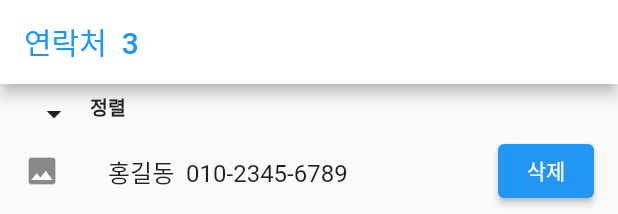
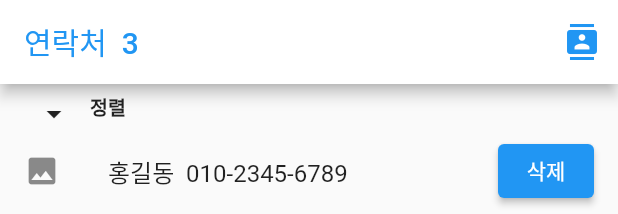
Before and after one commit to this-is-yello/flutter_contact, a Flutter app: the DialogUI widget shown alone on an empty page, opened directly, after a tap on "OK", on a phone screen of 412 x 824 dp. Shown: the top 214 px of the screen. Run offline on Flutter 3.47's test engine with Material 2 defaults, Android fonts, the phone set to English and light mode, and no system bars; our stand-ins replace contacts_service, permission_handler.

Commit message:
221118 in Company

```diff
--- a/flutter_contact_1/lib/main.dart
+++ b/flutter_contact_1/lib/main.dart
@@ -1,5 +1,6 @@
 import 'package:flutter/material.dart';
 import 'package:permission_handler/permission_handler.dart';
+import 'package:contacts_service/contacts_service.dart';
 
 void main() {
   runApp(MaterialApp(home: MyApp()));
@@ -17,29 +18,32 @@ class _MyAppState extends State<MyApp> {
     var status = await Permission.contacts.status;
     if (status.isGranted) {
       print('허락됨');
+      var contacts = await ContactsService.getContacts();
+      // print(contacts[0].givenName);
     } else if (status.isDenied) {
       print('거절됨');
       Permission.contacts.request();
+      // openAppSettings();
     }
   }
 
-  @override
-  void initState() {
-    super.initState();
-    getPermission();
-  }
+  // @override
+  // void initState() {
+  //   super.initState();
+  //   getPermission();
+  // }
 
   // var name = ['홍길동', '이영희', '김철수'];
   // var number = ['010-2345-6789', '010-1234-5618', '010-3456-7890'];
 
 
-  final nameNumber = [
+  var nameNumber = [
     {'name': '홍길동', 'number': '010-2345-6789'},
     {'name': '이영희', 'number': '010-1234-5618'},
     {'name': '김철수', 'number': '010-3456-7890'},
   ];
 
-  int total = 3;
+  var total = 3;
 
   void naming() {
     print(nameNumber[0]['name'].toString() + '_' + nameNumber[0]['number'].toString()) ;
@@ -90,11 +94,11 @@ class _MyAppState extends State<MyApp> {
     });
   }
 
-  // downNumber() {
-  //   setState(() {
-  //     number.sort();
-  //   });
-  // }
+  updateColor() {
+    Container(
+      decoration: BoxDecoration(color: Colors.grey),
+    );
+  }
 
 
   @override
@@ -120,6 +124,15 @@ class _MyAppState extends State<MyApp> {
           style: TextStyle(color: Colors.blue),
         ),
         backgroundColor: Colors.white,
+        actions: [
+          IconButton(
+            icon: Icon(Icons.contacts),
+            color: Colors.blue,
+            onPressed: () {
+              print('getPermission');
+              getPermission();
+            }),
+        ],
       ),
       body: Column(
         children: [
@@ -136,9 +149,7 @@ class _MyAppState extends State<MyApp> {
                           naming();
                         })),
                 Center(
-                    child: Text(
-                  '정렬',
-                  style: TextStyle(fontSize: 13, fontWeight: FontWeight.w800),
+                    child: Text('정렬', style: TextStyle(fontSize: 13, fontWeight: FontWeight.w800),
                 )),
               ],
             ),
@@ -160,6 +171,11 @@ class _MyAppState extends State<MyApp> {
                           nameNumber.remove(nameNumber[i]);
                         },
                       ),
+                      onTap: () {
+                        setState(() {
+                          updateColor();
+                        });
+                      },
                     );
                   }),
             ),
@@ -169,8 +185,9 @@ class _MyAppState extends State<MyApp> {
       bottomNavigationBar: BottomAppBar(
         child: SizedBox(
           height: 60,
-          child:
-              Row(mainAxisAlignment: MainAxisAlignment.spaceEvenly, children: [
+          child: Row(
+            mainAxisAlignment: MainAxisAlignment.spaceEvenly,
+            children: [
               IconButton(
                 icon: Icon(Icons.call),
                 onPressed: () {},
@@ -209,8 +226,20 @@ class DialogUI extends StatelessWidget {
           mainAxisAlignment: MainAxisAlignment.spaceBetween,
           children: [
             Text('Contact'),
-            TextField(controller: inputName),
-            TextField(controller: inputNumber),
+            TextField(
+              controller: inputName,
+              decoration: InputDecoration(
+                hintText: '이름',
+                // labelText: 'Name',
+              ),
+            ),
+            TextField(
+              controller: inputNumber,
+              decoration: InputDecoration(
+                hintText: '전화번호',
+                // labelText: 'Number',
+              ),
+            ),
             Row(
               mainAxisAlignment: MainAxisAlignment.end,
               children: [
--- a/flutter_contact_1/pubspec.yaml
+++ b/flutter_contact_1/pubspec.yaml
@@ -32,6 +32,7 @@ dependencies:
   flutter:
     sdk: flutter
   permission_handler: ^8.3.0
+  contacts_service: ^0.6.3
 
 
   # The following adds the Cupertino Icons font to your application.
```
Also changed, not shown: flutter_contact_1/pubspec.lock. Lines whose indentation alone changed are shown as unchanged.
